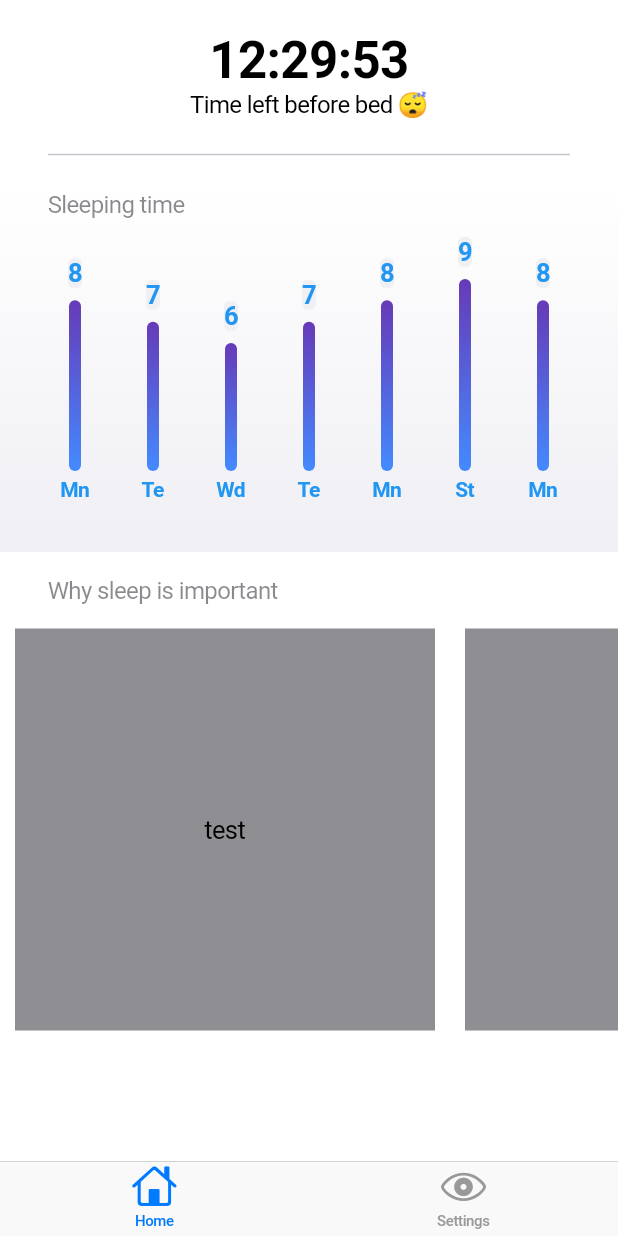
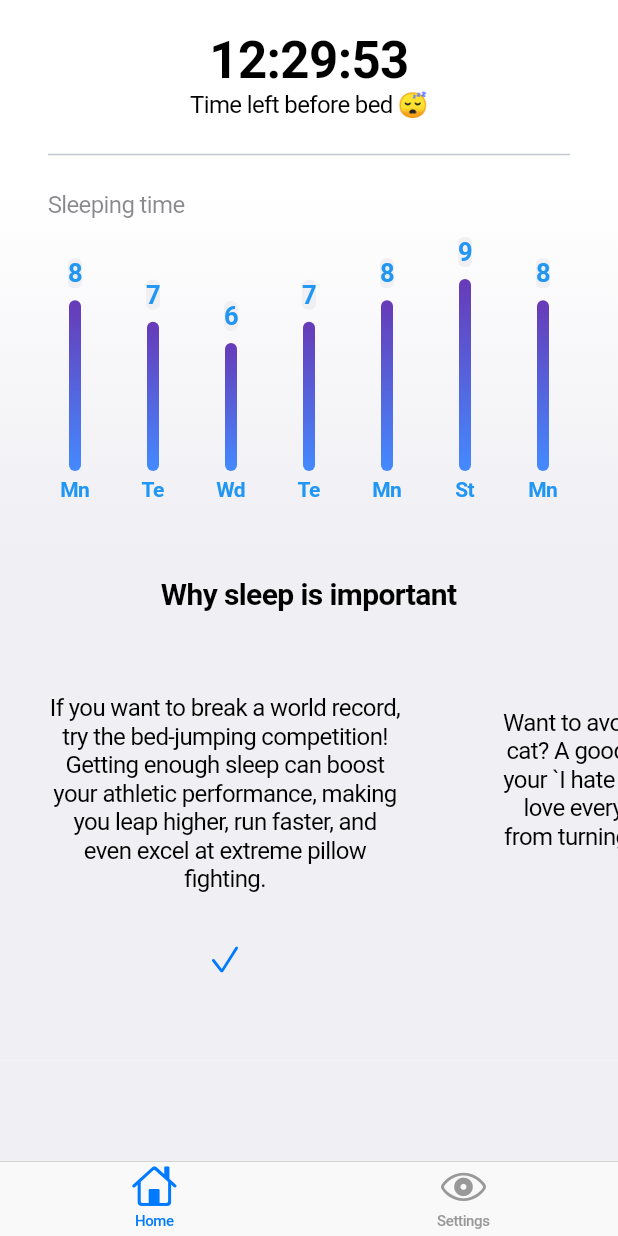
Before and after one commit to ChabanovX/sleep-tracker, a Flutter app: the screen it shows after launch, on a phone screen of 412 x 824 dp. Run offline on Flutter 3.47's test engine with Material 3 defaults, Android fonts, the light colour scheme and no system bars; drawn by our look-alikes of fl_chart; our stand-ins replace flutter_local_notifications, flutter_riverpod, hive, hive_flutter; missing offline and left inert: cron; accounts and stored records are empty.

Commit message:
HomePage completed

```diff
--- a/sleep_tracker_app/lib/data/styles.dart
+++ b/sleep_tracker_app/lib/data/styles.dart
@@ -22,5 +22,10 @@ abstract class Styles {
     color: CupertinoColors.secondaryLabel,
   );
 
+  static const TextStyle subtitleBold = TextStyle(
+    fontSize: 20,
+    fontWeight: FontWeight.bold,
+  );
+
   static const Color textColor = CupertinoColors.label;
 }
--- a/sleep_tracker_app/lib/ui/home_page.dart
+++ b/sleep_tracker_app/lib/ui/home_page.dart
@@ -83,7 +83,7 @@ class _HomePageState extends State<HomePage> {
                   ),
                 ),
                 // const SizedBox(height: 32.0),
-                Container(
+                Container(color: CupertinoColors.extraLightBackgroundGray,
                   child: Column(
                     children: [
                       SizedBox(
@@ -94,9 +94,11 @@ class _HomePageState extends State<HomePage> {
                           children: [
                             Container(
                               alignment: Alignment.centerLeft,
-                      padding: const EdgeInsets.only(left: 32.0),
+                              // padding: const EdgeInsets.fromLTRB(left: 32.0),
+                              child: Center(
                                 child: const Text("Why sleep is important",
-                          style: Styles.graySubtitle),
+                                    style: Styles.subtitleBold),
+                              ),
                             ),
                             Container(
                               height: 300,
@@ -105,43 +107,105 @@ class _HomePageState extends State<HomePage> {
                                 scrollDirection: Axis.horizontal,
                                 children: <Widget>[
                                   Container(
-                            // Widget
                                     width: 300,
-                            padding: EdgeInsets.fromLTRB(10, 16, 10, 16),
+                                    padding:
+                                        EdgeInsets.fromLTRB(32, 16, 32, 16),
                                     child: Container(
-                              color: CupertinoColors.systemGrey,
+                                      color: CupertinoColors.extraLightBackgroundGray,
+                                      child: Column(
+                                        mainAxisAlignment:
+                                            MainAxisAlignment.center,
+                                        children: [
+                                          Center(
                                             child: Center(
-                                child: Text("test"),
+                                              child: Text(
+                                                "If you want to break a world record, try the bed-jumping competition! Getting enough sleep can boost your athletic performance, making you leap higher, run faster, and even excel at extreme pillow fighting.",
+                                                style: Styles.subtitle,
+                                                textAlign: TextAlign.center,
+                                              ),
+                                            ),
+                                          ),
+                                          SizedBox(height: 32),
+                                          Icon(
+                                            CupertinoIcons.check_mark,
+                                            color: CupertinoColors.activeBlue,
+                                          ),
+                                        ],
                                       ),
                                     ),
                                   ),
                                   Container(
                                     width: 300,
-                            padding: EdgeInsets.fromLTRB(10, 16, 10, 16),
+                                    padding:
+                                        EdgeInsets.fromLTRB(32, 16, 32, 16),
                                     child: Container(
-                              color: CupertinoColors.systemGrey,
+                                      color: CupertinoColors.extraLightBackgroundGray,
+                                      child: Column(
+                                        mainAxisAlignment:
+                                            MainAxisAlignment.center,
+                                        children: [
+                                          Center(
                                             child: Center(
-                                child: Text("test"),
+                                              child: Text(
+                                                "Want to avoid becoming a grumpy cat? A good night's sleep can turn your `I hate Mondays` mood into `I love every day,` preventing you from turning into a human-shaped raincloud.",
+                                                style: Styles.subtitle,
+                                                textAlign: TextAlign.center,
+                                              ),
+                                            ),
+                                          ),
+                                          SizedBox(height: 32),
+                                          Icon(
+                                            CupertinoIcons.check_mark,
+                                            color: CupertinoColors.activeBlue,
+                                          ),
+                                        ],
                                       ),
                                     ),
                                   ),
                                   Container(
+
                                     width: 300,
-                            padding: EdgeInsets.fromLTRB(10, 16, 10, 16),
+                                    padding:
+                                        EdgeInsets.fromLTRB(32, 16, 32, 16),
                                     child: Container(
-                              color: CupertinoColors.systemGrey,
+                                      color: CupertinoColors.extraLightBackgroundGray,
+                                      child: Column(
+                                        mainAxisAlignment:
+                                            MainAxisAlignment.center,
+                                        children: [
+                                          Center(
                                             child: Center(
-                                child: Text("test"),
+                                              child: Text(
+                                                "Ever tried to solve a puzzle while sleep-deprived? It’s like searching for a needle in a haystack! Adequate sleep sharpens your mind, so you can conquer crosswords and remember where you left your keys (or at least the general vicinity).",
+                                                style: Styles.subtitle,
+                                                textAlign: TextAlign.center,
+                                              ),
+                                            ),
+                                          ),
+                                          SizedBox(height: 32),
+                                          Icon(
+                                            CupertinoIcons.check_mark,
+                                            color: CupertinoColors.activeBlue,
+                                          ),
+                                        ],
                                       ),
                                     ),
                                   ),
                                 ],
                               ),
                             ),
-                  ],),)
                           ],
                         ),
-                )
+
+                      ),
+                    ],
+                  ),
+                ),
+                Expanded(
+                        child: Container(
+                          color: CupertinoColors.extraLightBackgroundGray,
+                        ),
+                      ),
               ],
             ),
           ),
```
Lines whose indentation alone changed are shown as unchanged.
